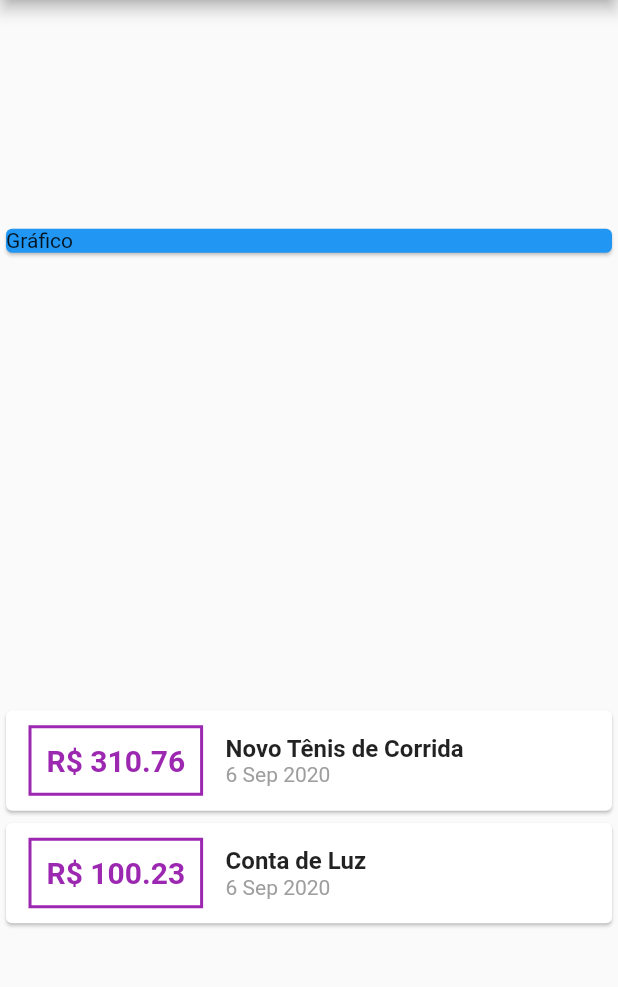
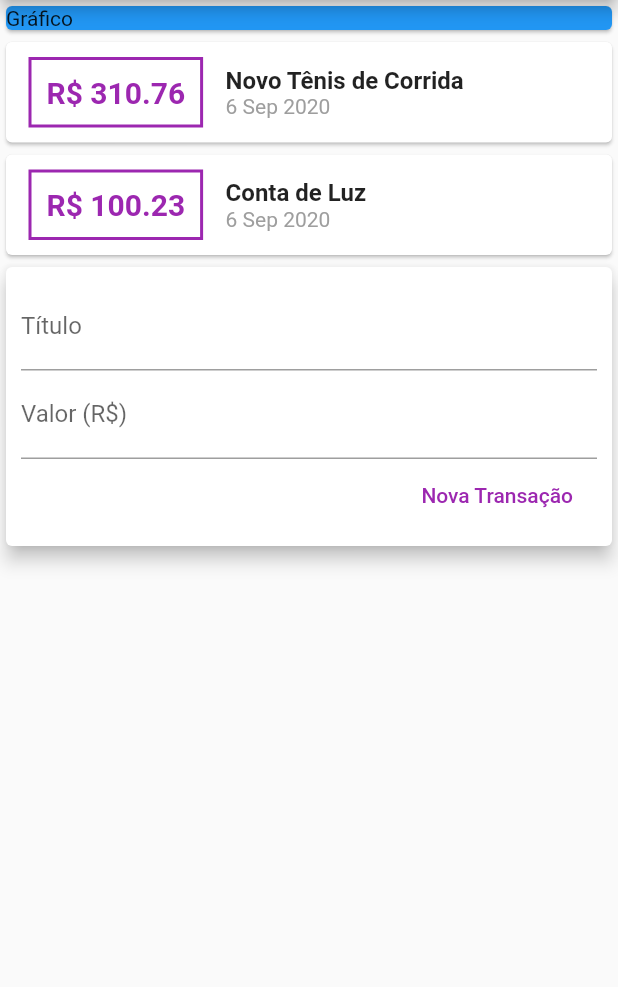
Before and after one commit to rafaelmesquita-ceara/projeto_despesas_pessoais, a Flutter app: the screen it shows after launch, on a phone screen of 412 x 824 dp, the part 84-1071 px from its top. Run offline on Flutter 3.47's test engine with Material 2 defaults, Android fonts, the phone set to English and light mode, and no system bars.

Commit message:
Criado os textFields para receber uma nova transaction

```diff
--- a/lib/main.dart
+++ b/lib/main.dart
@@ -12,6 +12,10 @@ class ExpensesApp extends StatelessWidget {
 }
 
 class MyHomePage extends StatelessWidget {
+
+  String title;
+  String value;
+
   final _transactions = [
     Transaction(
       id : 't1',
@@ -35,7 +39,6 @@ class MyHomePage extends StatelessWidget {
         title : Text('Despesas Pessoais'),
       ),
       body : Column(
-        mainAxisAlignment: MainAxisAlignment.spaceAround,
         crossAxisAlignment: CrossAxisAlignment.stretch,
         children : <Widget>[
           Container(
@@ -92,6 +95,40 @@ class MyHomePage extends StatelessWidget {
                 ),
               );
             }).toList(),
+          ),
+          Card(
+            elevation : 5,
+            child: Padding(
+              padding: const EdgeInsets.all(10),
+              child: Column(
+                children : <Widget>[
+                  TextField(
+                    onChanged: (newValue) => title = newValue,
+                    decoration: InputDecoration(
+                      labelText: 'Título'
+                    ),
+                  ),
+                  TextField(
+                    decoration: InputDecoration(
+                      labelText: 'Valor (R\$)'
+                    ),
+                  ),
+                  Row(
+                    mainAxisAlignment: MainAxisAlignment.end,
+                    children: [
+                      FlatButton(
+                        child: Text('Nova Transação'),
+                        textColor: Colors.purple,
+                        onPressed: () {
+                          print(title);
+                          print(value);
+                        },
+                      ),
+                    ],
+                  )
+                ]
+              ),
+            )
           )
         ]
       )
```
